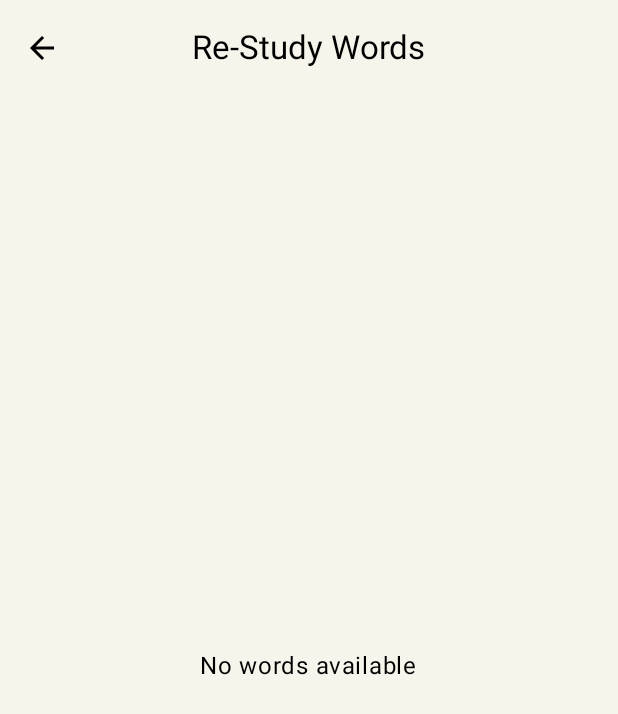
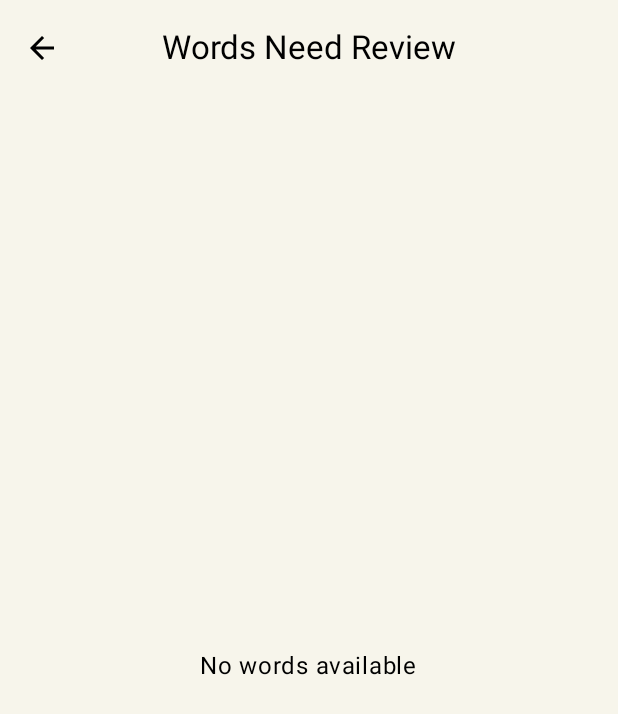
Before and after one commit to YijiaLi2003/Mo_Li, an Android app built with Jetpack Compose: the composable ReStudyWordsScreen shown on its own in the app's theme, on a phone screen of 412 x 824 dp. Shown: the top 714 px of the screen. Run offline under Robolectric (Android 15) with nearby library versions, the phone set to English and light mode, and no system bars; our stand-ins replace Firebase (no records; nobody signed in at launch, a user with empty details on screens opened directly), Room's generated code; libraries missing offline, so code that uses them is left out: com.opencsv; 10 statements that could not run were skipped.

Commit message:
fix small UI typo

```diff
--- a/app/src/main/java/com/example/vocab/screens/ProfileScreen.kt
+++ b/app/src/main/java/com/example/vocab/screens/ProfileScreen.kt
@@ -245,7 +245,7 @@ fun ProfileScreen(auth: FirebaseAuth, navController: NavController) {
                                             modifier = Modifier.size(36.dp)
                                         )
                                         Text(
-                                            text = "Re-Study Words",
+                                            text = "Words Need Review",
                                             textAlign = TextAlign.Center,
                                             style = MaterialTheme.typography.titleMedium.copy(color = MaterialTheme.colorScheme.secondary),
                                             modifier = Modifier.fillMaxWidth()
@@ -476,7 +476,7 @@ fun ProfileScreen(auth: FirebaseAuth, navController: NavController) {
                                             modifier = Modifier.size(36.dp)
                                         )
                                         Text(
-                                            text = "Re-Study Words",
+                                            text = "Words Need Review",
                                             textAlign = TextAlign.Center,
                                             style = MaterialTheme.typography.titleMedium.copy(color = MaterialTheme.colorScheme.secondary),
                                             modifier = Modifier.fillMaxWidth()
--- a/app/src/main/java/com/example/vocab/screens/profile_sub/Re-StudyWordsScreen.kt
+++ b/app/src/main/java/com/example/vocab/screens/profile_sub/Re-StudyWordsScreen.kt
@@ -32,7 +32,7 @@ fun ReStudyWordsScreen(
         topBar = {
             CenterAlignedTopAppBar(
                 title = {
-                    Text(text = "Re-Study Words")
+                    Text(text = "Words Need Review")
                 },
                 navigationIcon = {
                     IconButton(onClick = { navController.popBackStack() }) {
```
